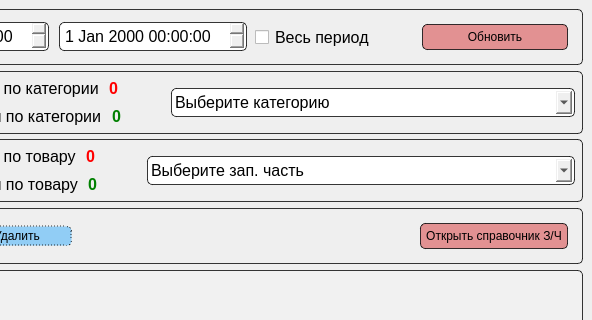
Before: the Qt Designer form forms/Form_Main.ui in LeonSoftLab/PartsWarehouse, drawn with Qt 5; both pictures show x 322 to 914 and y 0 to 320 of the 914 by 741 pixel window.
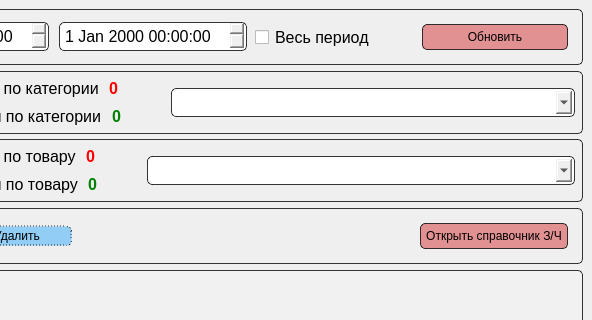
After: the same form once the commit is applied.

```diff
--- a/forms/Form_Main.ui
+++ b/forms/Form_Main.ui
@@ -468,6 +468,9 @@
 margin: 2px;
 padding: 3px;</string>
                </property>
+               <property name="editable">
+                <bool>true</bool>
+               </property>
                <property name="placeholderText">
                 <string>Выберите категорию</string>
                </property>
@@ -640,6 +643,9 @@
 margin: 2px;
 padding: 3px;</string>
                </property>
+               <property name="editable">
+                <bool>true</bool>
+               </property>
                <property name="placeholderText">
                 <string>Выберите зап. часть</string>
                </property>
```
Left out of the diff: 6 changed lines with no effect on the pictures.
